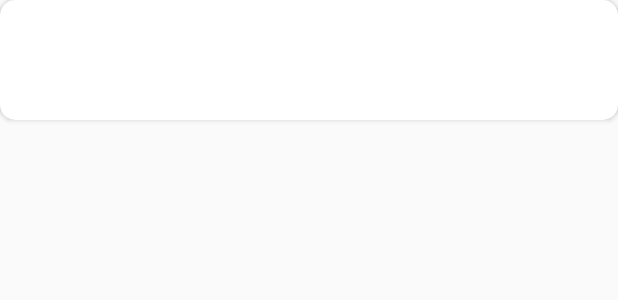
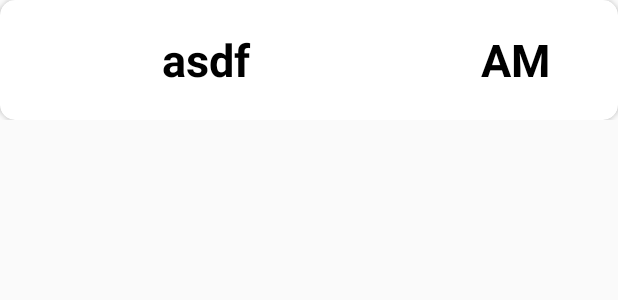
Before and after one commit to SuperChallengeHackathon-BanZZak/BanZZakApp, an Android app: the layout alarm_item.xml on its own in the app's theme, with its tools: preview values and no code run, on a phone screen of 412 x 824 dp. Shown: the top 300 px of the screen. Run offline under Robolectric (Android 15) with nearby library versions, the phone set to English and light mode, and no system bars.

Commit message:
item 크기 수정
item 전체 크기를 match_parent로 하는 바보짓은 하지 말자ㅜ

```diff
--- a/app/src/main/res/layout/alarm_item.xml
+++ b/app/src/main/res/layout/alarm_item.xml
@@ -3,32 +3,41 @@
     xmlns:app="http://schemas.android.com/apk/res-auto"
     android:orientation="vertical"
     android:layout_width="match_parent"
-    android:layout_height="match_parent">
+    android:layout_height="80dp">
 
     <androidx.cardview.widget.CardView
         android:layout_width="match_parent"
-        android:layout_height="wrap_content"
+        android:layout_height="80dp"
         app:cardCornerRadius="10dp">
 
         <LinearLayout
             android:layout_width="match_parent"
             android:layout_height="match_parent"
-            android:orientation="vertical">
+            android:orientation="horizontal">
 
                 <TextView
                     android:id="@+id/tv1"
-                    android:layout_width="match_parent"
-                    android:layout_height="40dp"
-                    android:layout_weight="1"/>
+                    android:layout_width="550dp"
+                    android:layout_height="match_parent"
+                    android:layout_weight="1"
+                    android:gravity="center"
+                    android:text="asdf"
+                    android:textStyle="bold"
+                    android:textSize="30dp"
+                    android:textColor="#000000"/>
+
                 <TextView
                     android:id="@+id/tv2"
                     android:layout_width="match_parent"
-                    android:layout_height="40dp"
-                    android:layout_weight="1"/>
-
+                    android:layout_height="match_parent"
+                    android:layout_weight="1"
+                    android:gravity="center"
+                    android:text="AM"
+                    android:textStyle="bold"
+                    android:textSize="30dp"
+                    android:textColor="#000000"/>
 
         </LinearLayout>
-
 
     </androidx.cardview.widget.CardView>
 
```
